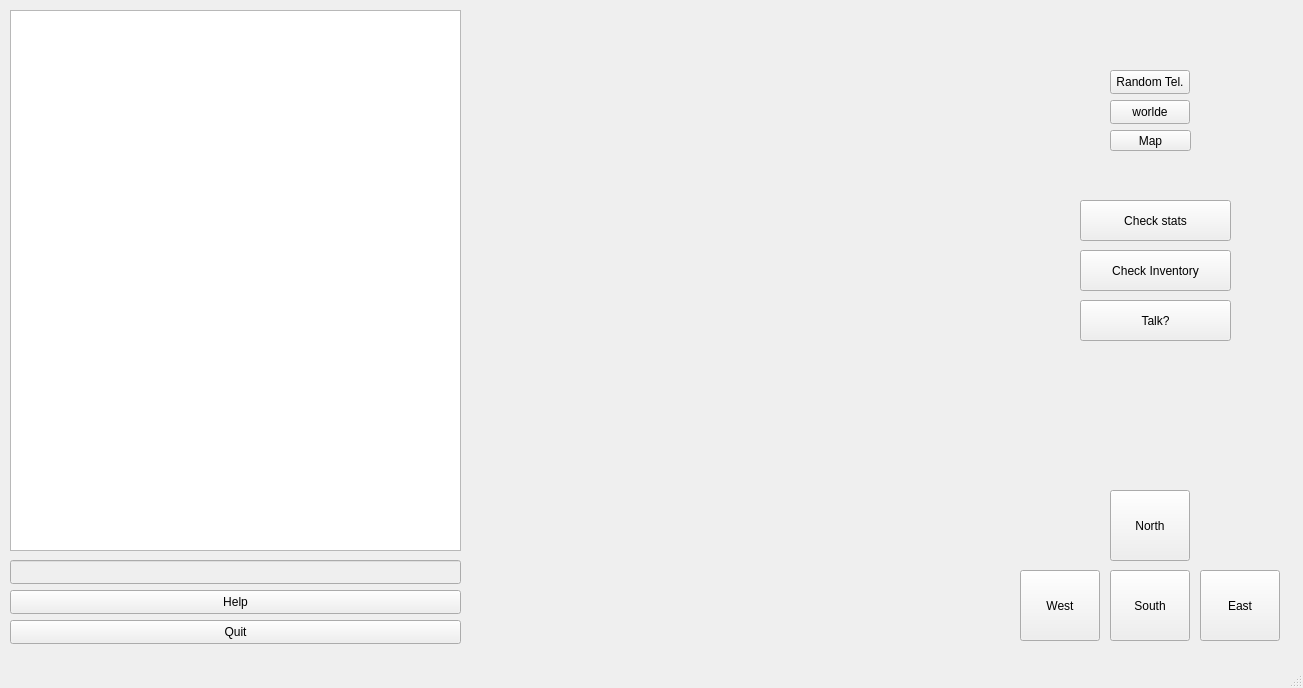
The window that SemiConsole/mainwindow.ui (GachiRex/Zork_S4IR) describes before a commit, drawn with Qt 5.
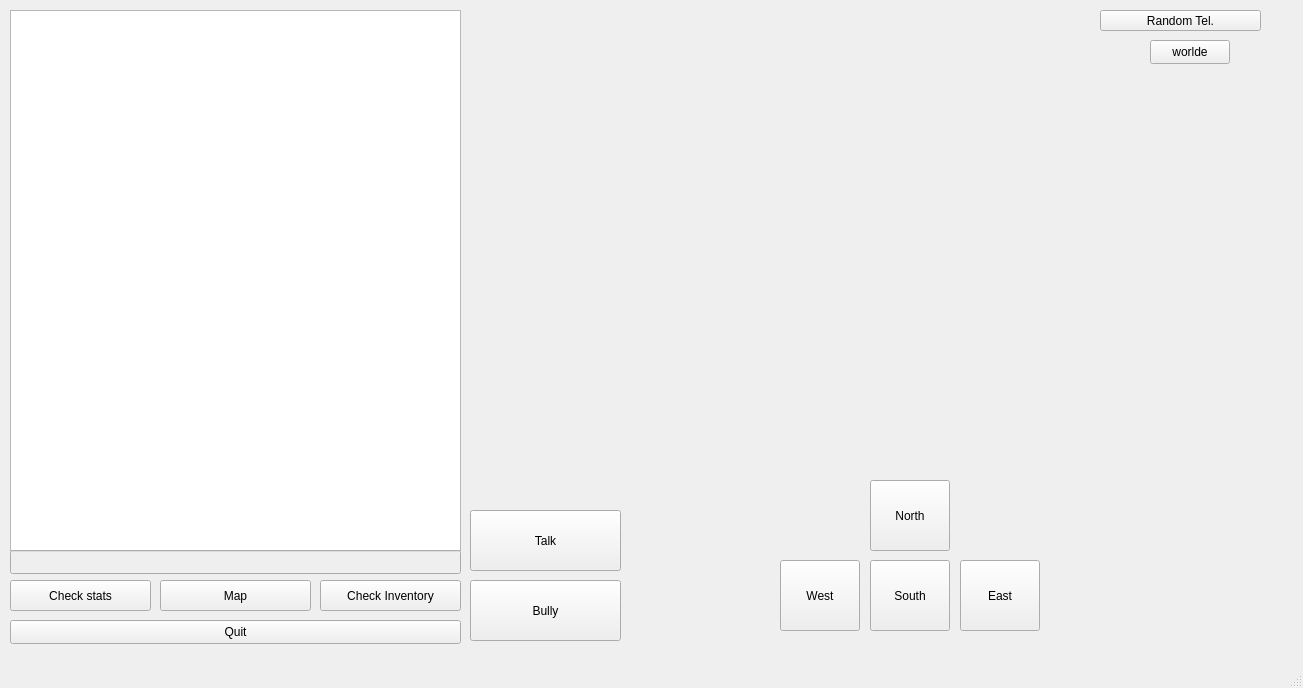
The same window after the commit.

Diff of the .ui file:
```diff
--- a/SemiConsole/mainwindow.ui
+++ b/SemiConsole/mainwindow.ui
@@ -40,7 +40,7 @@
     <property name="geometry">
      <rect>
       <x>10</x>
-      <y>560</y>
+      <y>550</y>
       <width>451</width>
       <height>24</height>
      </rect>
@@ -68,8 +68,8 @@
    <widget class="QPushButton" name="pushButton">
     <property name="geometry">
      <rect>
-      <x>1200</x>
-      <y>570</y>
+      <x>960</x>
+      <y>560</y>
       <width>80</width>
       <height>71</height>
      </rect>
@@ -84,30 +84,11 @@
      <string>East</string>
     </property>
    </widget>
-   <widget class="QPushButton" name="pushButton_6">
-    <property name="geometry">
-     <rect>
-      <x>10</x>
-      <y>590</y>
-      <width>451</width>
-      <height>24</height>
-     </rect>
-    </property>
-    <property name="sizePolicy">
-     <sizepolicy hsizetype="Fixed" vsizetype="Fixed">
-      <horstretch>0</horstretch>
-      <verstretch>0</verstretch>
-     </sizepolicy>
-    </property>
-    <property name="text">
-     <string>Help</string>
-    </property>
-   </widget>
    <widget class="QPushButton" name="pushButton_3">
     <property name="geometry">
      <rect>
-      <x>1110</x>
-      <y>570</y>
+      <x>870</x>
+      <y>560</y>
       <width>80</width>
       <height>71</height>
      </rect>
@@ -125,8 +106,8 @@
    <widget class="QPushButton" name="pushButton_4">
     <property name="geometry">
      <rect>
-      <x>1020</x>
-      <y>570</y>
+      <x>780</x>
+      <y>560</y>
       <width>80</width>
       <height>71</height>
      </rect>
@@ -144,8 +125,8 @@
    <widget class="QPushButton" name="pushButton_5">
     <property name="geometry">
      <rect>
-      <x>1110</x>
-      <y>490</y>
+      <x>870</x>
+      <y>480</y>
       <width>80</width>
       <height>71</height>
      </rect>
@@ -163,10 +144,10 @@
    <widget class="QPushButton" name="pushButton_7">
     <property name="geometry">
      <rect>
-      <x>1110</x>
-      <y>70</y>
-      <width>80</width>
-      <height>24</height>
+      <x>1100</x>
+      <y>10</y>
+      <width>161</width>
+      <height>21</height>
      </rect>
     </property>
     <property name="text">
@@ -176,8 +157,8 @@
    <widget class="QPushButton" name="pushButton_8">
     <property name="geometry">
      <rect>
-      <x>1110</x>
-      <y>100</y>
+      <x>1150</x>
+      <y>40</y>
       <width>80</width>
       <height>24</height>
      </rect>
@@ -189,10 +170,10 @@
    <widget class="QPushButton" name="pushButton_9">
     <property name="geometry">
      <rect>
-      <x>1110</x>
-      <y>130</y>
-      <width>81</width>
-      <height>21</height>
+      <x>160</x>
+      <y>580</y>
+      <width>151</width>
+      <height>31</height>
      </rect>
     </property>
     <property name="text">
@@ -202,10 +183,10 @@
    <widget class="QPushButton" name="pushButton_10">
     <property name="geometry">
      <rect>
-      <x>1080</x>
-      <y>200</y>
-      <width>151</width>
-      <height>41</height>
+      <x>10</x>
+      <y>580</y>
+      <width>141</width>
+      <height>31</height>
      </rect>
     </property>
     <property name="text">
@@ -215,10 +196,10 @@
    <widget class="QPushButton" name="pushButton_11">
     <property name="geometry">
      <rect>
-      <x>1080</x>
-      <y>250</y>
-      <width>151</width>
-      <height>41</height>
+      <x>320</x>
+      <y>580</y>
+      <width>141</width>
+      <height>31</height>
      </rect>
     </property>
     <property name="text">
@@ -228,14 +209,27 @@
    <widget class="QPushButton" name="pushButton_12">
     <property name="geometry">
      <rect>
-      <x>1080</x>
-      <y>300</y>
+      <x>470</x>
+      <y>510</y>
       <width>151</width>
-      <height>41</height>
+      <height>61</height>
      </rect>
     </property>
     <property name="text">
-     <string>Talk?</string>
+     <string>Talk</string>
+    </property>
+   </widget>
+   <widget class="QPushButton" name="bullyButton">
+    <property name="geometry">
+     <rect>
+      <x>470</x>
+      <y>580</y>
+      <width>151</width>
+      <height>61</height>
+     </rect>
+    </property>
+    <property name="text">
+     <string>Bully</string>
     </property>
    </widget>
   </widget>
```
